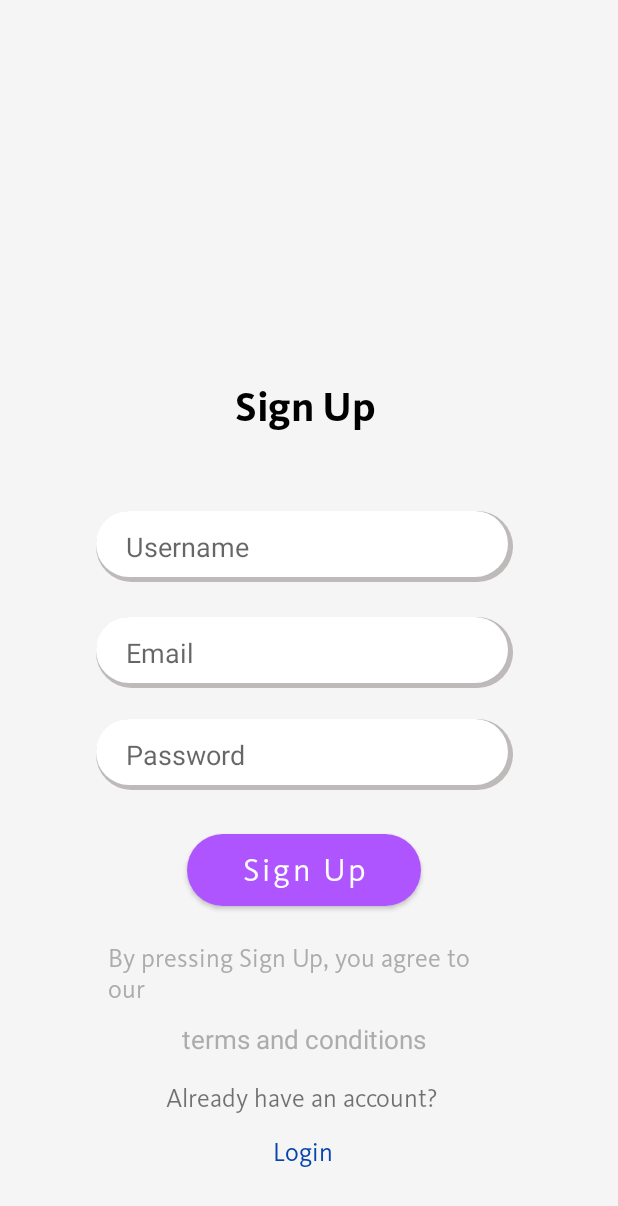
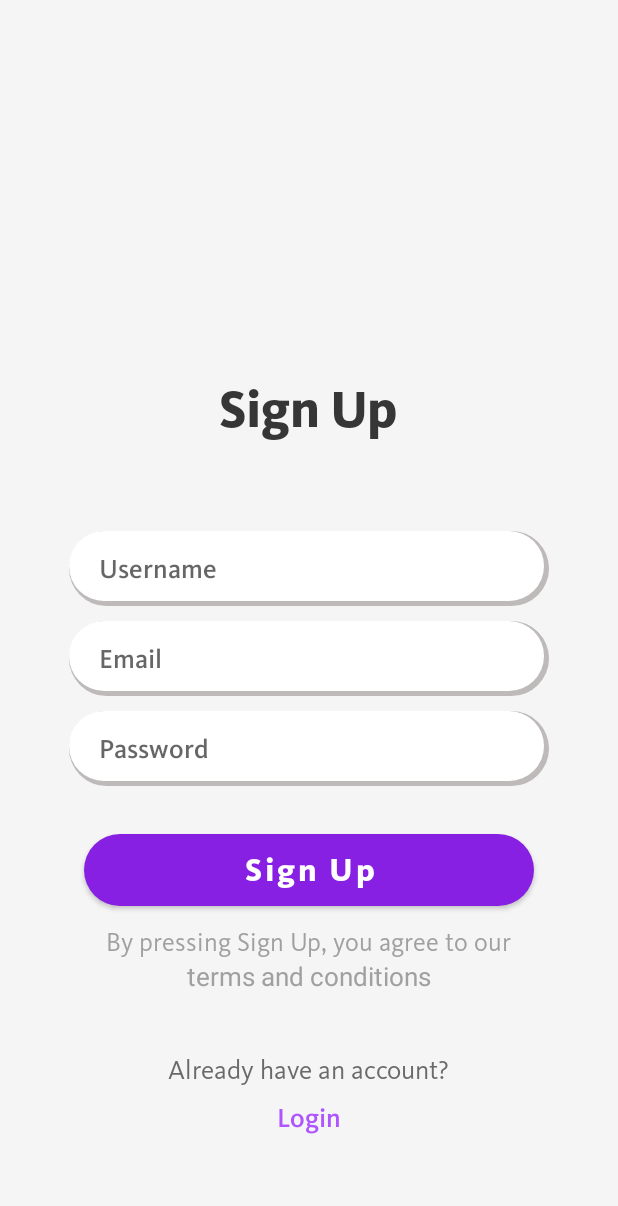
Before and after one commit to siam397/uni-project-java, an Android app: the SignupActivity screen opened directly, with no data from a screen before it, on a phone screen of 412 x 824 dp. Shown: the top 1206 px of the screen. Run offline under Robolectric (Android 15) with nearby library versions, the phone set to English and light mode, and no system bars.

Commit message:
Login and Sign Up page UI fixed

```diff
--- a/app/src/main/res/layout/activity_signup.xml
+++ b/app/src/main/res/layout/activity_signup.xml
@@ -10,145 +10,119 @@
 
     <EditText
         android:id="@+id/username"
-        android:layout_width="278dp"
-        android:layout_height="47dp"
-        android:layout_alignParentEnd="true"
-        android:layout_alignParentRight="true"
+        android:layout_width="320dp"
+        android:layout_height="50dp"
+        android:layout_centerHorizontal="true"
         android:layout_alignParentBottom="true"
-        android:layout_marginEnd="70dp"
-        android:layout_marginRight="70dp"
-        android:layout_marginBottom="436dp"
+        android:layout_marginBottom="420dp"
         android:background="@drawable/shadow_edittext"
         android:ems="10"
         android:hint="@string/username"
+        android:fontFamily="@font/kievitotmedium"
         android:inputType="textEmailAddress"
         android:paddingLeft="20dp" />
 
     <EditText
         android:id="@+id/email"
-        android:layout_width="278dp"
-        android:layout_height="47dp"
-        android:layout_alignParentEnd="true"
-        android:layout_alignParentRight="true"
+        android:layout_width="320dp"
+        android:layout_height="50dp"
+        android:layout_centerHorizontal="true"
         android:layout_alignParentBottom="true"
-        android:layout_marginEnd="70dp"
-        android:layout_marginRight="70dp"
-        android:layout_marginBottom="365dp"
+        android:layout_marginBottom="360dp"
         android:background="@drawable/shadow_edittext"
         android:ems="10"
         android:hint="@string/email"
+        android:fontFamily="@font/kievitotmedium"
         android:inputType="textEmailAddress"
         android:paddingLeft="20dp" />
+
     <EditText
         android:id="@+id/password"
-        android:layout_width="278dp"
-        android:layout_height="47dp"
-        android:layout_alignParentEnd="true"
-        android:layout_alignParentRight="true"
+        android:layout_width="320dp"
+        android:layout_height="50dp"
+        android:layout_centerHorizontal="true"
         android:layout_alignParentBottom="true"
-        android:layout_marginEnd="70dp"
-        android:layout_marginRight="70dp"
-        android:layout_marginBottom="297dp"
+        android:layout_marginBottom="300dp"
         android:background="@drawable/shadow_edittext"
         android:ems="10"
         android:hint="@string/password"
+        android:fontFamily="@font/kievitotmedium"
         android:inputType="textPassword"
         android:paddingLeft="20dp" />
 
     <Button
         android:id="@+id/signupbtn"
-        android:layout_width="156dp"
+        android:layout_width="300dp"
         android:layout_height="wrap_content"
-        android:layout_alignParentEnd="true"
-        android:layout_alignParentRight="true"
+        android:layout_centerHorizontal="true"
         android:layout_alignParentBottom="true"
-        android:layout_marginEnd="131dp"
-        android:layout_marginRight="131dp"
         android:layout_marginBottom="220dp"
         android:background="@drawable/rounded_edittext"
-        android:fontFamily="@font/kievitotregular"
+        android:fontFamily="@font/kievitotextrabold"
         android:text="@string/signup"
         android:textAllCaps="false"
         android:textColor="@color/white"
         android:textSize="22sp"
-        app:backgroundTint="#AF55FF" />
+        app:backgroundTint="#8720E3" />
 
     <TextView
         android:id="@+id/textView"
         android:layout_width="wrap_content"
         android:layout_height="wrap_content"
-        android:layout_alignParentEnd="true"
-        android:layout_alignParentRight="true"
+        android:layout_centerHorizontal="true"
         android:layout_alignParentBottom="true"
-        android:layout_marginEnd="162dp"
-        android:layout_marginRight="162dp"
-        android:layout_marginBottom="536dp"
-        android:fontFamily="@font/kievitotbold"
+        android:layout_marginBottom="530dp"
+        android:fontFamily="@font/kievitotextrabold"
         android:text="@string/signup"
-        android:textColor="@color/black"
-        android:textSize="28sp" />
+        android:textColor="#363636"
+        android:textSize="35dp" />
 
     <TextView
         android:id="@+id/textView2"
-        android:layout_width="266dp"
+        android:layout_width="wrap_content"
         android:layout_height="wrap_content"
-        android:layout_alignParentStart="true"
-        android:layout_alignParentLeft="true"
-        android:layout_alignParentEnd="true"
-        android:layout_alignParentRight="true"
+        android:layout_centerHorizontal="true"
         android:layout_alignParentBottom="true"
-        android:layout_marginStart="72dp"
-        android:layout_marginLeft="72dp"
-        android:layout_marginEnd="72dp"
-        android:layout_marginRight="72dp"
-        android:layout_marginBottom="154dp"
+        android:layout_marginBottom="185dp"
         android:fontFamily="@font/kievitotregular"
         android:text="@string/privacyandpolicy1"
-        android:textColor="#ACACAC"
+        android:textColor="#A0A0A0"
         android:textSize="17sp" />
 
     <TextView
         android:id="@+id/textView3"
         android:layout_width="wrap_content"
         android:layout_height="wrap_content"
-        android:layout_alignParentEnd="true"
-        android:layout_alignParentRight="true"
-        android:layout_alignParentBottom="true"
-        android:layout_marginEnd="128dp"
-        android:layout_marginRight="128dp"
-        android:layout_marginBottom="119dp"
+        android:layout_below="@+id/textView2"
+        android:layout_marginTop="-185dp"
+        android:layout_centerHorizontal="true"
         android:text="@string/privacyamdpolicy2"
-        android:textColor="#ACACAC"
+        android:textColor="#A0A0A0"
         android:textSize="17sp" />
 
     <TextView
         android:id="@+id/textView5"
         android:layout_width="wrap_content"
         android:layout_height="wrap_content"
-        android:layout_alignParentEnd="true"
-        android:layout_alignParentRight="true"
+        android:layout_centerHorizontal="true"
         android:layout_alignParentBottom="true"
-        android:layout_marginEnd="119dp"
-        android:layout_marginRight="119dp"
-        android:layout_marginBottom="81dp"
+        android:layout_marginBottom="100dp"
         android:fontFamily="@font/kievitotregular"
         android:text="Already have an account?"
-        android:textSize="17sp" />
+        android:textColor="#6A6A6A"
+        android:textSize="18sp" />
 
     <TextView
         android:id="@+id/GoToLogin"
         android:layout_width="wrap_content"
         android:layout_height="wrap_content"
-        android:layout_alignParentEnd="true"
-        android:layout_alignParentRight="true"
-        android:layout_alignParentBottom="true"
-        android:layout_marginEnd="190dp"
-        android:layout_marginRight="190dp"
-        android:layout_marginBottom="45dp"
-        android:textColor="#0645AD"
-        android:fontFamily="@font/kievitotregular"
-        android:textSize="17sp"
-        android:text="Login" />
+        android:layout_centerHorizontal="true"
+        android:layout_below="@+id/textView5"
+        android:layout_marginTop="-90dp"
+        android:fontFamily="@font/kievitotmedium"
+        android:text="Login"
+        android:textColor="#AF55FF"
+        android:textSize="18sp" />
 
 
 </RelativeLayout>
```
Also changed, not shown: app/src/main/res/layout/activity_login.xml (+29 -45 lines), app/src/main/res/font/kievitotblack.ttf (added), app/src/main/res/font/kievitotitalic.ttf (added), app/src/main/res/font/kievitotmedium.ttf (added).
